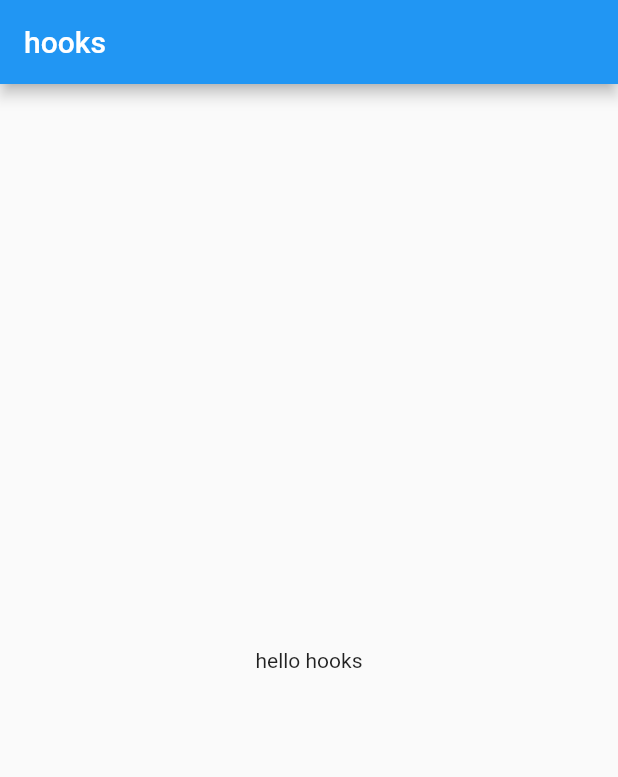
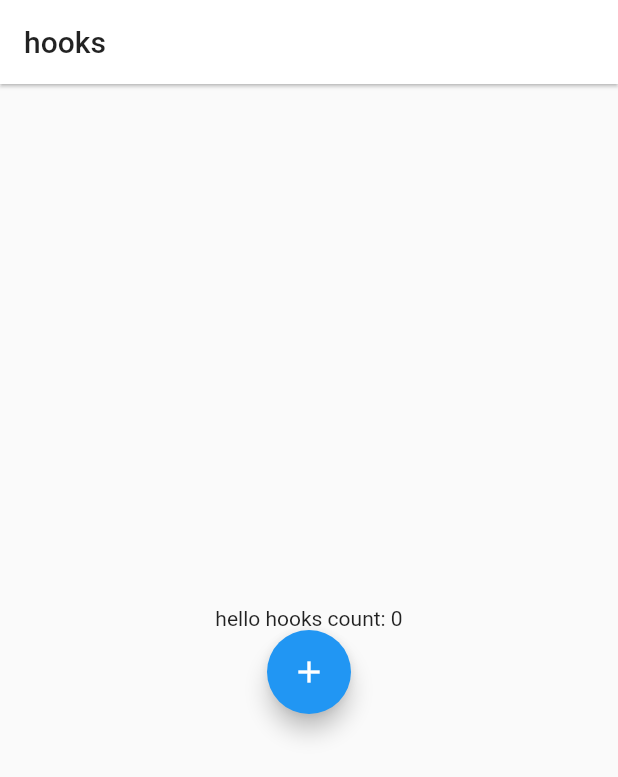
Before and after one commit to murakamiren/flutter_hooks_prac, a Flutter app: the screen it shows after launch, on a phone screen of 412 x 824 dp. Shown: the top 777 px of the screen. Run offline on Flutter 3.47's test engine with Material 2 defaults, Android fonts, the phone set to English and light mode, and no system bars; our stand-ins replace flutter_hooks.

Commit message:
count state

```diff
--- a/lib/main.dart
+++ b/lib/main.dart
@@ -11,6 +11,7 @@ class MyApp extends StatelessWidget {
   @override
   Widget build(BuildContext context) {
     return MaterialApp(
+      debugShowCheckedModeBanner: false,
       title: "flutter hooks prac",
       home: HomeView(),
     );
--- a/lib/view/home.dart
+++ b/lib/view/home.dart
@@ -4,12 +4,29 @@ import 'package:flutter_hooks/flutter_hooks.dart';
 class HomeView extends HookWidget {
   @override
   Widget build(BuildContext context) {
+    final count = useState(0);
+
     return Scaffold(
       appBar: AppBar(
         title: Text("hooks"),
+        backgroundColor: Colors.white,
+        foregroundColor: Colors.black87,
+        elevation: 1,
       ),
-      body: Center(
-        child: Text("hello hooks"),
+      body: Column(
+        mainAxisAlignment: MainAxisAlignment.center,
+        children: [
+          Center(
+            child: Text("hello hooks count: ${count.value.toString()}"),
+          ),
+          FloatingActionButton(
+            onPressed: () {
+              count.value++;
+            },
+            tooltip: "increment",
+            child: const Icon(Icons.add),
+          )
+        ],
       ),
     );
   }
```
